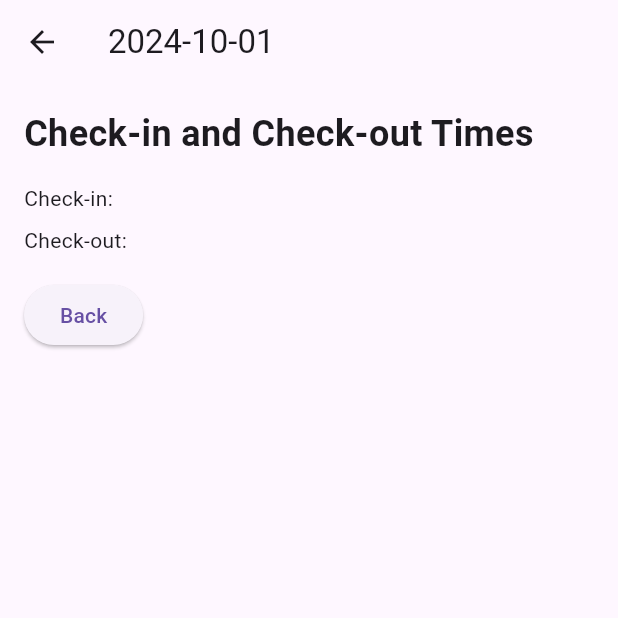
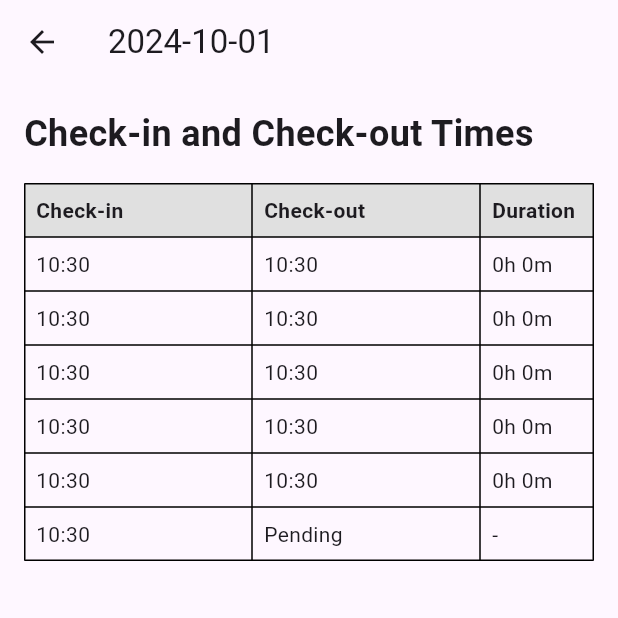
Before and after one commit to Vardaan-Grover/geolocation_attendance_tracker, a Flutter app: the CheckInCheckOutScreen screen opened directly with empty values, on a phone screen of 412 x 824 dp, the top half of it. Run offline on Flutter 3.47's test engine with Material 3 defaults, Android fonts, the phone set to English and light mode, and no system bars; our stand-ins replace cloud_firestore, firebase_auth, firebase_core, flutter_riverpod, flutter_swipe_action_cell, geolocator and 6 more; accounts and stored records are empty.

Commit message:
check-in and check-out updated some else

```diff
--- a/lib/ui/screens/checkin_checkout_screen.dart
+++ b/lib/ui/screens/checkin_checkout_screen.dart
@@ -1,23 +1,79 @@
 import 'package:flutter/material.dart';
+import 'package:geolocation_attendance_tracker/models/in_out_duration_model.dart';
 import 'package:intl/intl.dart';
+import 'package:cloud_firestore/cloud_firestore.dart';
 
-class CheckInCheckOutScreen extends StatelessWidget {
+
+class CheckInCheckOutScreen extends StatefulWidget {
   final DateTime date;
-  final String checkIn;
-  final String checkOut;
+  final String uid; // Assuming the user ID is passed in as well
 
   const CheckInCheckOutScreen({
     super.key,
     required this.date,
-    required this.checkIn,
-    required this.checkOut,
+    required this.uid,
   });
+
+  @override
+  State<CheckInCheckOutScreen>  createState() => _CheckInCheckOutScreenState();
+}
+
+class _CheckInCheckOutScreenState extends State<CheckInCheckOutScreen> {
+  final List<InOutDuration> inOutDurations = [];
+
+  // Simulated stream for demonstration purposes. Replace with your actual backend stream.
+  Stream<DateTime> get checkInCheckOutStream async* {
+    await Future.delayed(const Duration(seconds: 1));
+    yield DateTime.now();
+    await Future.delayed(const Duration(seconds: 5));
+    yield DateTime.now().add(const Duration(minutes: 10));
+    await Future.delayed(const Duration(seconds: 5));
+    yield DateTime.now().add(const Duration(minutes: 20));
+  }
+
+  // Function to update the tracking in Firestore
+  Future<void> updateTrackingBackend(Timestamp checkIn, Timestamp? checkOut) async {
+    InOutDuration? lastRecord;
+
+    if (inOutDurations.isNotEmpty && inOutDurations.last.outTime == null) {
+      lastRecord = inOutDurations.last;
+      lastRecord.updateOutTimeAndMilliseconds(checkOut!);
+    } else {
+      lastRecord = InOutDuration(
+        inTime: checkIn,
+        placeName: 'Office',
+        placeAddress: 'Office Address',
+      );
+      inOutDurations.add(lastRecord);
+    }
+
+    final result = await updateTracking(
+      uid: widget.uid,
+      date: DateFormat('yyyy-MM-dd').format(widget.date),
+      obj: lastRecord,
+    );
+
+    if (result != 'success') {
+      // Handle failure case
+      print("Error updating tracking data");
+    } else {
+      setState(() {}); // Update UI after success
+    }
+  }
+
+  // Function to calculate the time difference between check-in and check-out
+  String calculateTimeDifference(double? durationInMinutes) {
+    if (durationInMinutes == null) return '-';
+    final hours = (durationInMinutes / 60).floor();
+    final minutes = (durationInMinutes % 60).toInt();
+    return '${hours}h ${minutes}m';
+  }
 
   @override
   Widget build(BuildContext context) {
     return Scaffold(
       appBar: AppBar(
-        title: Text(DateFormat('yyyy-MM-dd').format(date)),
+        title: Text(DateFormat('yyyy-MM-dd').format(widget.date)),
       ),
       body: Padding(
         padding: const EdgeInsets.all(16.0),
@@ -29,19 +85,126 @@ class CheckInCheckOutScreen extends StatelessWidget {
               style: TextStyle(fontSize: 24, fontWeight: FontWeight.bold),
             ),
             const SizedBox(height: 16),
-            Text('Check-in: $checkIn'),
-            const SizedBox(height: 8),
-            Text('Check-out: $checkOut'),
-            const SizedBox(height: 16),
-            ElevatedButton(
-              onPressed: () {
-                Navigator.pop(context); // Go back to the previous screen
+            StreamBuilder<DateTime>(
+              stream: checkInCheckOutStream, // Replace with actual backend stream
+              builder: (context, snapshot) {
+                if (snapshot.hasData) {
+                  if (inOutDurations.isEmpty || inOutDurations.last.outTime != null) {
+                    updateTrackingBackend(Timestamp.fromDate(snapshot.data!), null);
+                  } else {
+                    updateTrackingBackend(
+                      inOutDurations.last.inTime,
+                      Timestamp.fromDate(snapshot.data!),
+                    );
+                  }
+                }
+
+                return Expanded(
+                  child: SingleChildScrollView(
+                    child: Table(
+                      border: TableBorder.all(),
+                      columnWidths: const {
+                        0: FlexColumnWidth(2),
+                        1: FlexColumnWidth(2),
+                        2: FlexColumnWidth(1),
+                      },
+                      children: [
+                        _buildTableHeader(),
+                        ..._buildTableRows(),
+                      ],
+                    ),
+                  ),
+                );
               },
-              child: const Text('Back'),
             ),
           ],
         ),
       ),
     );
   }
+
+  // Table header row
+  TableRow _buildTableHeader() {
+    return TableRow(
+      decoration: BoxDecoration(color: Colors.grey[300]),
+      children: const [
+        Padding(
+          padding: EdgeInsets.all(8.0),
+          child: Text('Check-in', style: TextStyle(fontWeight: FontWeight.bold)),
+        ),
+        Padding(
+          padding: EdgeInsets.all(8.0),
+          child: Text('Check-out', style: TextStyle(fontWeight: FontWeight.bold)),
+        ),
+        Padding(
+          padding: EdgeInsets.all(8.0),
+          child: Text('Duration', style: TextStyle(fontWeight: FontWeight.bold)),
+        ),
+      ],
+    );
+  }
+
+  // Dynamically builds table rows for check-ins, check-outs, and duration
+  List<TableRow> _buildTableRows() {
+    return List.generate(inOutDurations.length, (index) {
+      final duration = inOutDurations[index];
+
+      return TableRow(
+        children: [
+          Padding(
+            padding: const EdgeInsets.all(8.0),
+            child: Text(DateFormat('HH:mm').format(duration.inTime.toDate())),
+          ),
+          Padding(
+            padding: const EdgeInsets.all(8.0),
+            child: duration.outTime != null
+                ? Text(DateFormat('HH:mm').format(duration.outTime!.toDate()))
+                : const Text('Pending'),
+          ),
+          Padding(
+            padding: const EdgeInsets.all(8.0),
+            child: Text(calculateTimeDifference(duration.durationInMinutes)),
+          ),
+        ],
+      );
+    });
+  }
 }
+
+// Replace this with the actual updateTracking function that works with Firestore
+Future<String> updateTracking({
+  required String uid,
+  required String date,
+  required InOutDuration obj,
+}) async {
+  try {
+    final docSnapshot = await FirebaseFirestore.instance.collection('users').doc(uid).get();
+    if (docSnapshot.exists) {
+      final data = docSnapshot.data() as Map<String, dynamic>;
+      if (data.isNotEmpty) {
+        final tracking = data['tracking'] as Map<String, dynamic>;
+        if (tracking.containsKey(date)) {
+          final List<dynamic> updatedList = tracking[date];
+          updatedList.add(obj.toMap());
+          tracking[date] = updatedList;
+        } else {
+          tracking[date] = [obj.toMap()];
+        }
+
+        await FirebaseFirestore.instance.collection('users').doc(uid).update({"tracking": tracking});
+        return 'success';
+      } else {
+        await FirebaseFirestore.instance.collection('users').doc(uid).update({
+          "tracking": {
+            date: [obj.toMap()]
+          }
+        });
+        return 'success';
+      }
+    } else {
+      return 'failure: document does not exist';
+    }
+  } catch (e) {
+    return 'failure: $e';
+  }
+}
--- a/lib/ui/screens/employee_attendence_screen.dart
+++ b/lib/ui/screens/employee_attendence_screen.dart
@@ -121,9 +121,7 @@ class _EmployeeAttendanceScreenState extends State<EmployeeAttendanceScreen> {
       MaterialPageRoute(
         builder: (context) => CheckInCheckOutScreen(
           date: date,
-          checkIn: _attendanceData[date]?[0] ?? 'N/A',
-          checkOut: _attendanceData[date]?[1] ?? 'N/A',
-
+          uid: widget.employeeName,
         ),
       ),
     );
```
